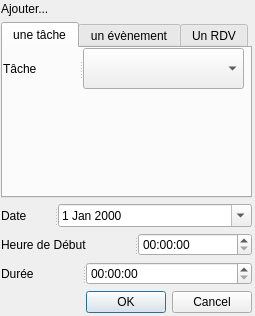
Above: Application/InterfaceGraphique/ajoutprogrammation.ui from Erzrael/LO21 before the change. Below: the same form after it.
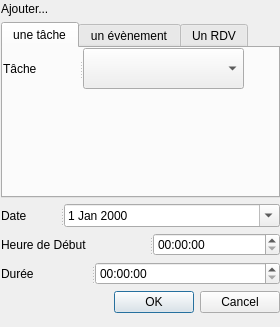
That is the form after the change.

Diff of the .ui file:
```diff
--- a/Application/InterfaceGraphique/ajoutprogrammation.ui
+++ b/Application/InterfaceGraphique/ajoutprogrammation.ui
@@ -6,19 +6,19 @@
    <rect>
     <x>0</x>
     <y>0</y>
-    <width>255</width>
-    <height>316</height>
+    <width>280</width>
+    <height>327</height>
    </rect>
   </property>
   <property name="windowTitle">
    <string>Dialog</string>
   </property>
-  <widget class="QWidget" name="">
+  <widget class="QWidget" name="layoutWidget">
    <property name="geometry">
     <rect>
      <x>1</x>
      <y>2</y>
-     <width>251</width>
+     <width>279</width>
      <height>311</height>
     </rect>
    </property>
@@ -42,7 +42,7 @@
        <attribute name="title">
         <string>une tâche</string>
        </attribute>
-       <widget class="QWidget" name="">
+       <widget class="QWidget" name="layoutWidget">
         <property name="geometry">
          <rect>
           <x>0</x>
```
Left out of the diff: 34 changed lines with no effect on the pictures.
